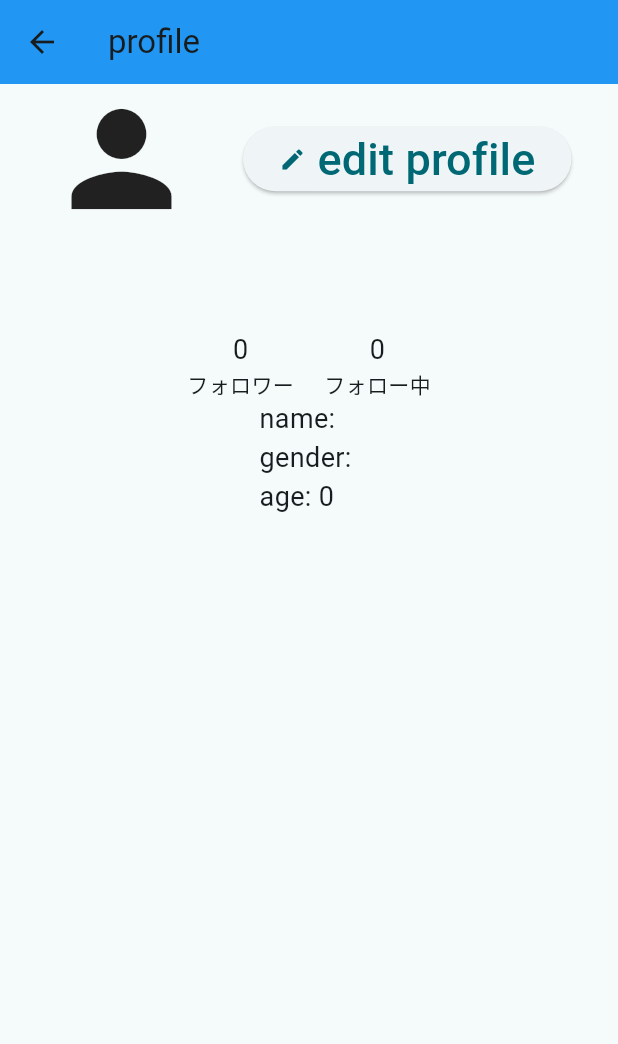
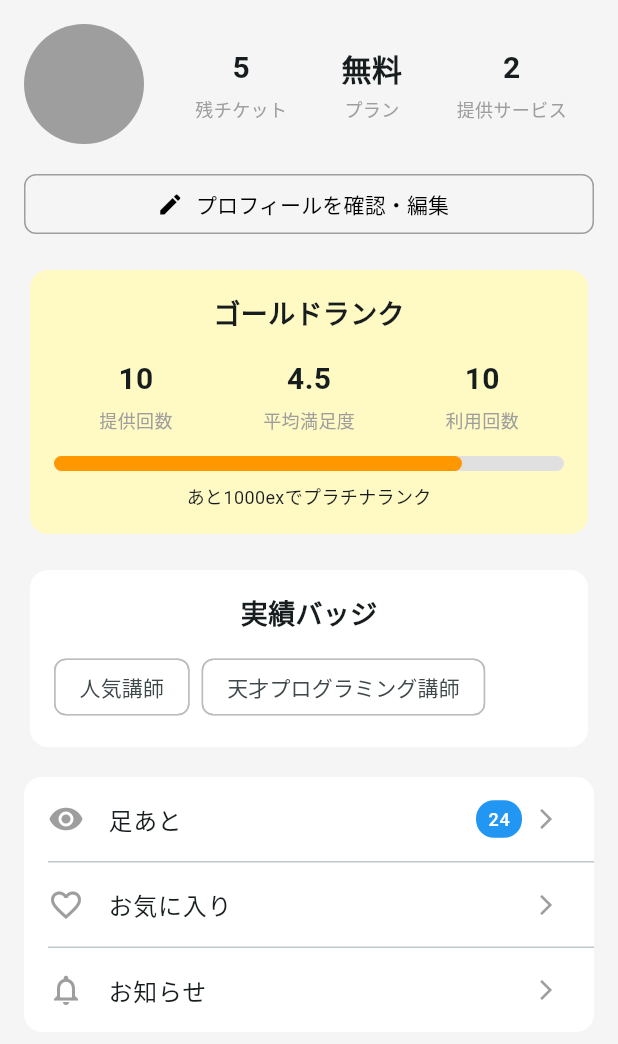
Before and after one commit to Mkazuki0511/Third, a Flutter app: the Page_profile screen opened directly, on a phone screen of 412 x 824 dp. Shown: the top 1044 px of the screen. Run offline on Flutter 3.47's test engine with Material 3 defaults, Android fonts, the phone set to English and light mode, and no system bars; our stand-ins replace cloud_firestore, firebase_auth, firebase_core; accounts and stored records are empty.

Commit message:
プロフィールページのUIをXDデザインに更新（ダミーデータ）

```diff
--- /dev/null
+++ b/lib/pages/package.flutter/main.dart
@@ -0,0 +1 @@
+// TODO Implement this library.
--- a/lib/pages/page_profile.dart
+++ b/lib/pages/page_profile.dart
@@ -1,116 +1,202 @@
-import 'package:cloud_firestore/cloud_firestore.dart';
-import 'package:firebase_auth/firebase_auth.dart';
 import 'package:flutter/material.dart';
-import 'package:third/sub/pages/page_profile.edit.dart';
-import 'package:provider/provider.dart';
-import '../../providers/profile_provider.dart';
-import '../services/follow_service.dart';
+// import 'package:third/sub/pages/page_profile.edit.dart'; // 将来的に使います
 
-class Page_profile extends StatefulWidget {
-  Page_profile({super.key});
-
-  @override
-  _Page_profileState createState() => _Page_profileState();
-}
-
-  class _Page_profileState extends State<Page_profile> {
-  final String currentUserId = FirebaseAuth.instance.currentUser?.uid ?? '';
-  final FollowService _followService = FollowService();
-  bool isFollowing = false;
-
+class Page_profile extends StatelessWidget {
+  const Page_profile({super.key});
 
   @override
   Widget build(BuildContext context) {
-    final profile = Provider.of<ProfileProvider>(context).profile;
+    return Scaffold(
+      backgroundColor: Colors.grey[100], // 背景を少しグレーに
+      body: SafeArea(
+        child: SingleChildScrollView(
+          child: Padding(
+            padding: const EdgeInsets.all(16.0),
+            child: Column(
+              children: [
+                _buildHeader(),
+                const SizedBox(height: 16),
+                _buildRankCard(),
+                const SizedBox(height: 16),
+                _buildBadgesCard(),
+                const SizedBox(height: 16),
+                _buildMenuList(),
+              ],
+            ),
+          ),
+        ),
+      ),
+    );
+  }
 
-    return Scaffold(
-      appBar: AppBar(
-        title: const Text('profile'),
-          backgroundColor:Colors.blue
-      ),
-      body: Column(
+  /// ヘッダー（アイコン、統計、編集ボタン）
+  Widget _buildHeader() {
+    return Column(
       children: [
         Row(
-            mainAxisAlignment: MainAxisAlignment.spaceEvenly,
-            crossAxisAlignment: CrossAxisAlignment.center,
           children: [
-              const Icon(Icons.person,size: 100,),
-              ElevatedButton(onPressed:(){
-                Navigator.push(
-                    context,
-                    MaterialPageRoute(builder: (context) =>  Page_profile_edit()),);
-              },
-
-                child: const Row(
-                mainAxisAlignment: MainAxisAlignment.center,
-                crossAxisAlignment: CrossAxisAlignment.center,
+            const CircleAvatar(
+              radius: 40,
+              backgroundColor: Colors.grey,
+              // backgroundImage: NetworkImage('...'),
+            ),
+            const SizedBox(width: 16),
+            // 統計情報を横に並べる
+            Expanded(
+              child: Row(
+                mainAxisAlignment: MainAxisAlignment.spaceAround,
                 children: [
-                  Icon(Icons.edit),
-                  Text(' edit profile',style: TextStyle(
-                    fontSize: 30
-                  ),
-                  ),
+                  _buildStatColumn('5', '残チケット'),
+                  _buildStatColumn('無料', 'プラン'),
+                  _buildStatColumn('2', '提供サービス'),
                 ],
               ),
             ),
           ],
         ),
-
-          FutureBuilder<DocumentSnapshot>(
-              future: FirebaseFirestore.instance
-                      .collection('users')
-                      .doc(currentUserId)
-                      .get(),
-              builder: (context, snapshot) {
-                if (!snapshot.hasData) {
-                  return Center(child: CircularProgressIndicator());
-                }
-
-                var userData = snapshot.data!.data() as Map<String, dynamic>;
-                String username = userData['username'];
-                int followersCount = userData['followersCount'] ?? 0;
-                int followingCount = userData['followingCount'] ?? 0;
-
-                return Column(
-                  mainAxisAlignment: MainAxisAlignment.center,
-                  children: [
-                    SizedBox(height: 10),
-                    Text(username, style: TextStyle(fontSize: 24)),
-                    SizedBox(height: 20),
-                    Row(
-                      mainAxisAlignment: MainAxisAlignment.center,
-                      children: [
-                        Column(
-                          children: [
-                            Text(followersCount.toString(),
-                                style: TextStyle(fontSize: 18)),
-                            Text('フォロワー'),
-                          ],
+        const SizedBox(height: 16),
+        // 「プロフィールを確認・編集」ボタン
+        SizedBox(
+          width: double.infinity,
+          child: OutlinedButton.icon(
+            icon: const Icon(Icons.edit, size: 18),
+            label: const Text('プロフィールを確認・編集'),
+            onPressed: () {
+              // ここに、前回作成した「公開プロフィール」UIのページへの遷移を書く
+            },
+            style: OutlinedButton.styleFrom(
+              foregroundColor: Colors.black,
+              side: const BorderSide(color: Colors.grey),
+              shape: RoundedRectangleBorder(borderRadius: BorderRadius.circular(8)),
             ),
-                        SizedBox(width: 20),
-                        Column(
-                          children: [
-                            Text(followingCount.toString(),
-                                style: TextStyle(fontSize: 18)),
-                            Text('フォロー中'),
-                          ],
           ),
-                      ],
         ),
       ],
     );
   }
+
+  /// 統計表示用の共通ウィジェット
+  Widget _buildStatColumn(String value, String label) {
+    return Column(
+      mainAxisSize: MainAxisSize.min,
+      children: [
+        Text(value, style: const TextStyle(fontSize: 20, fontWeight: FontWeight.bold)),
+        const SizedBox(height: 4),
+        Text(label, style: const TextStyle(fontSize: 12, color: Colors.grey)),
+      ],
+    );
+  }
+
+  /// ランクカード
+  Widget _buildRankCard() {
+    return Card(
+      color: Colors.yellow[100], // ゴールドランクの色
+      shape: RoundedRectangleBorder(borderRadius: BorderRadius.circular(12)),
+      elevation: 0,
+      child: Padding(
+        padding: const EdgeInsets.all(16.0),
+        child: Column(
+          crossAxisAlignment: CrossAxisAlignment.start,
+          children: [
+            const Center(child:Text('ゴールドランク', style: TextStyle(fontSize: 18, fontWeight: FontWeight.bold))),
+            const SizedBox(height: 16),
+            Row(
+              mainAxisAlignment: MainAxisAlignment.spaceAround,
+              children: [
+                _buildStatColumn('10', '提供回数'),
+                _buildStatColumn('4.5', '平均満足度'),
+                _buildStatColumn('10', '利用回数'),
+              ],
             ),
+            const SizedBox(height: 16),
+            // プログレスバー（ダミー）
+            LinearProgressIndicator(
+              value: 0.8, // 80%
+              backgroundColor: Colors.grey[300],
+              color: Colors.orange,
+              minHeight: 10,
+              borderRadius: BorderRadius.circular(5),
+            ),
+            const SizedBox(height: 8),
+            const Center(child: Text('あと1000exでプラチナランク', style: TextStyle(fontSize: 12))),
+          ],
+        ),
+      ),
+    );
+  }
 
-          Column(
-            mainAxisAlignment: MainAxisAlignment.start,
-            crossAxisAlignment:CrossAxisAlignment.start,
+  /// 実績バッジカード
+  Widget _buildBadgesCard() {
+    return Card(
+      color: Colors.white,
+      shape: RoundedRectangleBorder(borderRadius: BorderRadius.circular(12)),
+      elevation: 0,
+      child: Padding(
+        padding: const EdgeInsets.all(16.0),
+        child: Column(
+          crossAxisAlignment: CrossAxisAlignment.stretch,
           children: [
-              Text('name: ${profile.name}', style: TextStyle(fontSize: 18)),
-              Text('gender: ${profile.gender}',style: TextStyle(fontSize: 18)),
-              Text('age: ${profile.age}',style: TextStyle(fontSize: 18)),
+            const Center(child:Text('実績バッジ', style: TextStyle(fontSize: 18, fontWeight: FontWeight.bold))),
+            const SizedBox(height: 12),
+            Wrap(
+              spacing: 8.0,
+              runSpacing: 8.0,
+              children: [
+                Chip(label: const Text('人気講師'), backgroundColor: Colors.white, side: BorderSide(color: Colors.grey.shade400)),
+                Chip(label: const Text('天才プログラミング講師'), backgroundColor: Colors.white, side: BorderSide(color: Colors.grey.shade400)),
               ],
             )
+          ],
+        ),
+      ),
+    );
+  }
+
+  /// メニューリスト
+  Widget _buildMenuList() {
+    return Card(
+      color: Colors.white,
+      shape: RoundedRectangleBorder(borderRadius: BorderRadius.circular(12)),
+      elevation: 0,
+      // Cardの中でListTileを使う場合、余白が自動で入るので Padding を無効化
+      margin: EdgeInsets.zero,
+      clipBehavior: Clip.antiAlias, // 角丸を適用
+      child: Column(
+        children: [
+          ListTile(
+            leading: const Icon(Icons.visibility, color: Colors.grey), // Withの足あとアイコン風
+            title: const Text('足あと'),
+            trailing: Row(
+              mainAxisSize: MainAxisSize.min,
+              children: [
+                Container(
+                  padding: const EdgeInsets.symmetric(horizontal: 8, vertical: 4),
+                  decoration: BoxDecoration(
+                    color: Colors.blue,
+                    borderRadius: BorderRadius.circular(12),
+                  ),
+                  child: const Text('24', style: TextStyle(color: Colors.white, fontSize: 12)),
+                ),
+                const SizedBox(width: 8),
+                const Icon(Icons.arrow_forward_ios, size: 16, color: Colors.grey),
+              ],
+            ),
+            onTap: () {},
+          ),
+          const Divider(height: 1, indent: 16),
+          ListTile(
+            leading: const Icon(Icons.favorite_border, color: Colors.grey),
+            title: const Text('お気に入り'),
+            trailing: const Icon(Icons.arrow_forward_ios, size: 16, color: Colors.grey),
+            onTap: () {},
+          ),
+          const Divider(height: 1, indent: 16),
+          ListTile(
+            leading: const Icon(Icons.notifications_none, color: Colors.grey),
+            title: const Text('お知らせ'),
+            trailing: const Icon(Icons.arrow_forward_ios, size: 16, color: Colors.grey),
+            onTap: () {},
+          ),
         ],
       ),
     );
```
Lines whose indentation alone changed are shown as unchanged.
